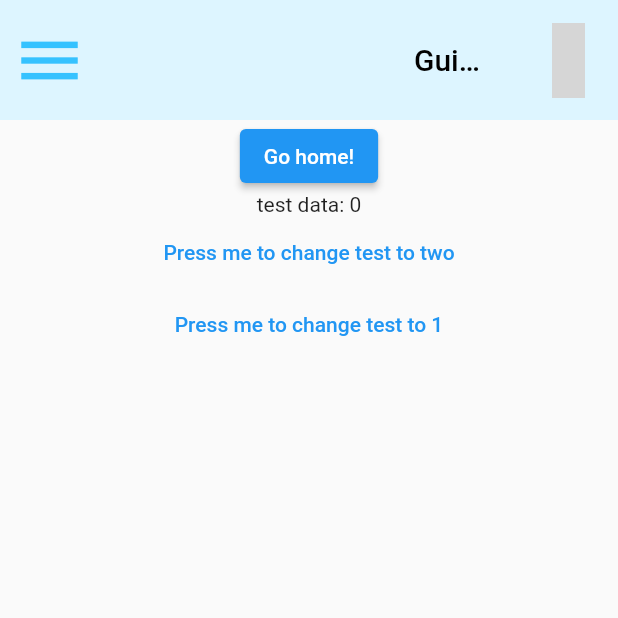
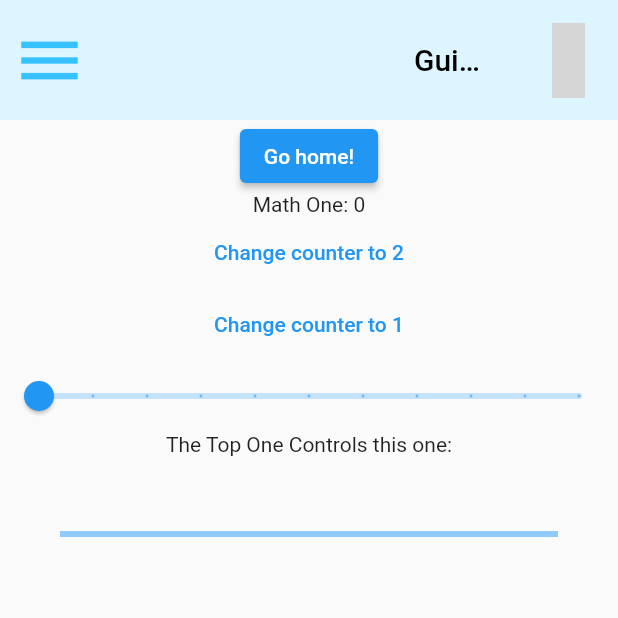
Before and after one commit to danielmccannsayles/passage_flight_flutter, a Flutter app: the screen it shows after launch, after a tap on "Guided Adventures", on a phone screen of 412 x 824 dp, the top half of it. Run offline on Flutter 3.47's test engine with Material 2 defaults, Android fonts, the phone set to English and light mode, and no system bars; our stand-ins replace flutter_bluetooth_serial, flutter_native_splash, material_design_icons_flutter, toggle_switch; missing offline and left inert: device_info_plus_web, pdfx; generated files the repository leaves out were written again; grey boxes are pictures that could not be loaded.

Commit message:
added json serialization & created a more complex data type

```diff
--- a/lib/pages/guided_lesson_pages/guided_lessons.dart
+++ b/lib/pages/guided_lesson_pages/guided_lessons.dart
@@ -1,4 +1,5 @@
 import 'package:flutter/material.dart';
+import 'package:passage_flutter/pages/guided_lesson_pages/easy_data.dart';
 import '../../components/custom_app_bar.dart';
 
 import './progress_model.dart';
@@ -29,19 +30,39 @@ class GuidedLessons extends StatelessWidget {
               //       progress.changeProgress('mathOneProgress', 2);
               //     },
               //     child: const Text('Press me to change progress'))
-              Text('test data: ${progress.getTestData()}'),
+              Text('Math One: ${progress.getTestData()!.mathOne}'),
+
               TextButton(
                 onPressed: () {
-                  progress.changeTest(2);
+                  progress.changeTest('mathOne', 2);
                 },
-                child: const Text('Press me to change test to two'),
+                child: const Text('Change counter to 2'),
               ),
               TextButton(
                 onPressed: () {
-                  progress.changeTest(1);
+                  progress.changeTest('mathOne', 1);
                 },
-                child: const Text('Press me to change test to 1'),
-              )
+                child: const Text('Change counter to 1'),
+              ),
+              Slider(
+                value: progress.getTestData()!.scienceOne.toDouble(),
+                max: 10,
+                divisions: 10,
+                label: progress.getTestData()!.scienceOne.toDouble().toString(),
+                onChanged: (double value) {
+                  progress.changeTest('scienceOne', value.toInt());
+                },
+              ),
+              const Text('The Top One Controls this one:'),
+              const SizedBox(
+                height: 10,
+              ),
+              Padding(
+                padding: const EdgeInsets.all(40),
+                child: LinearProgressIndicator(
+                  value: progress.getTestData()!.scienceOne.toDouble() / 10,
+                ),
+              ),
             ]);
           })
         ]),
--- a/lib/pages/guided_lesson_pages/progress_model.dart
+++ b/lib/pages/guided_lesson_pages/progress_model.dart
@@ -1,4 +1,5 @@
 import 'package:flutter/material.dart';
+import 'package:passage_flutter/pages/guided_lesson_pages/easy_data.dart';
 import '../../components/custom_app_bar.dart';
 
 import 'progress_storage.dart';
@@ -7,30 +8,35 @@ import 'dart:developer';
 class ProgressStore extends ChangeNotifier {
   final _progress = {'mathOneProgress': 0, 'scienceOneProgress': 2};
   //eventually this will be dynamically populated from the file which it's stored in.
-  //https://docs.flutter.dev/cookbook/persistence/reading-writing-files
 
-  int _testData = 0;
+  EasyData _testData = EasyData(0, 0);
 
-  int? getTestData() => _testData;
+  EasyData? getTestData() => _testData;
 
   int? getProgress(String name) => _progress[name];
 
   final ProgressStorage progressStorage = ProgressStorage();
 
-  void changeProgress(String name, int progress) {
-    _progress[name] = progress;
-    notifyListeners();
-  }
+  void changeTest(name, value) {
+    Map temp = _testData.toMap();
+    temp[name] = value;
 
-  void changeTest(int test) {
-    _testData = test;
+    //create list of keys so that mapping can be done dynamically
+    Iterable keysList = temp.keys;
+
+    //dynamically map the Map named temp onto the testData object because objects
+    //in Flutter suck and aren't powerful unlike in JavaScript the true king.
+    _testData =
+        EasyData(temp[keysList.elementAt(0)], temp[keysList.elementAt(1)]);
+
     //store it in file
-    progressStorage.writeProgress(test);
+    progressStorage.writeProgress(_testData);
+    log(_testData.mathOne.toString());
     notifyListeners();
   }
 
   ProgressStore() {
-    progressStorage.readProgress().then((int value) => {
+    progressStorage.readProgress().then((EasyData value) => {
           _testData = value,
           log('created with value: $_testData'),
           //notify listeners is needed here because this is a future so it takes a second to return
--- a/lib/pages/guided_lesson_pages/progress_storage.dart
+++ b/lib/pages/guided_lesson_pages/progress_storage.dart
@@ -3,11 +3,16 @@ import 'package:path_provider/path_provider.dart';
 import 'dart:async';
 import 'dart:io';
 import 'dart:developer';
+import 'dart:convert';
+
+import 'easy_data.dart';
 
 //This class reads and writes from memory.
 //https://docs.flutter.dev/cookbook/persistence/reading-writing-files
 
 class ProgressStorage {
+  late EasyData loadedData;
+
   Future<String> get _localPath async {
     final directory = await getApplicationDocumentsDirectory();
 
@@ -19,7 +24,7 @@ class ProgressStorage {
     return File('$path/test.txt');
   }
 
-  Future<int> readProgress() async {
+  Future<EasyData> readProgress() async {
     try {
       final file = await _localFile;
 
@@ -27,20 +32,20 @@ class ProgressStorage {
       final contents = await file.readAsString();
       log('contents: $contents');
 
-      return int.parse(contents);
+      return EasyData.fromJson(json.decode(contents));
     } catch (e) {
       log(e.toString());
       // Most likely error is that this is being run for the first time.
       //return the default value in this case
-      return 0;
+      return EasyData(0, 0);
     }
   }
 
-  Future<File> writeProgress(int testData) async {
+  Future<File> writeProgress(EasyData testData) async {
     final file = await _localFile;
 
     // Write the file
     log('test Data saved: $testData');
-    return file.writeAsString('$testData');
+    return file.writeAsString(jsonEncode(testData.toJson()));
   }
 }
--- a/pubspec.yaml
+++ b/pubspec.yaml
@@ -40,6 +40,8 @@ dependencies:
   pdfx: ^2.0.1+1
   provider: ^6.0.0
   path_provider: ^2.0.9
+  json_annotation: ^4.4.0
+
 
 
   # The following adds the Cupertino Icons font to your application.
@@ -56,6 +58,8 @@ dev_dependencies:
   # package. See that file for information about deactivating specific lint
   # rules and activating additional ones.
   flutter_lints: ^1.0.4
+  build_runner: ^2.1.8
+  json_serializable: ^6.1.5
 
 # For information on the generic Dart part of this file, see the
 # following page: https://dart.dev/tools/pub/pubspec
```
Also changed, not shown: lib/pages/filter.dart (+1 -15 lines), lib/pages/guided_lesson_pages/easy_data.dart (added, +29 -0 lines), lib/pages/lessons_page.dart (+9 -8 lines), lib/pages/guided_lesson_pages/easy_data.g.dart (added), pubspec.lock, 9 other files.
